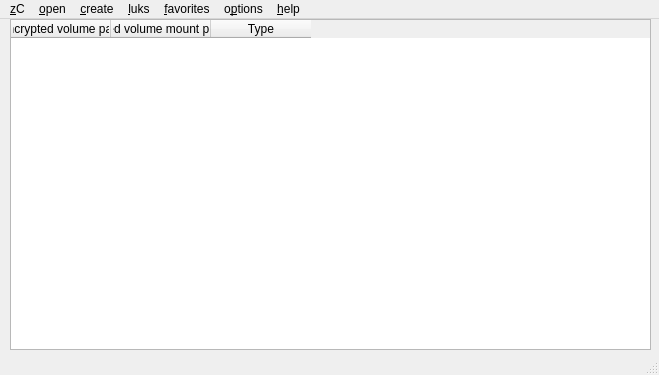
This is zuluCrypt-gui/zulucrypt.ui in mhogomchungu/zuluCrypt as Qt 5 draws it before an edit. The edited form follows.
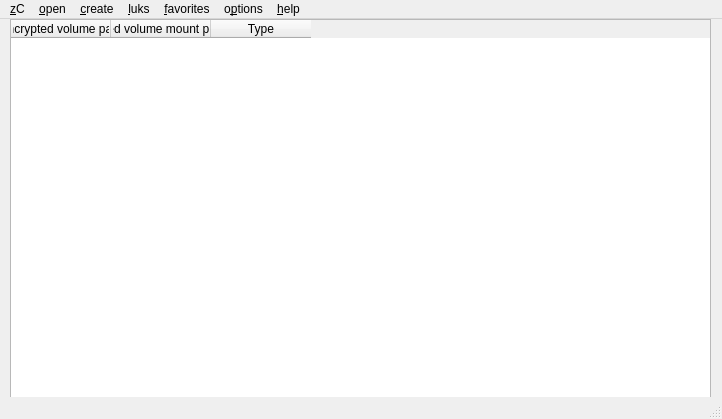
This is the edited form. Icons and pictures are not drawn.

What changed in the file:
```diff
--- a/zuluCrypt-gui/zulucrypt.ui
+++ b/zuluCrypt-gui/zulucrypt.ui
@@ -12,8 +12,8 @@
    <rect>
     <x>0</x>
     <y>0</y>
-    <width>659</width>
-    <height>375</height>
+    <width>722</width>
+    <height>419</height>
    </rect>
   </property>
   <property name="windowTitle">
@@ -32,8 +32,8 @@
      <rect>
       <x>10</x>
       <y>0</y>
-      <width>641</width>
-      <height>331</height>
+      <width>701</width>
+      <height>381</height>
      </rect>
     </property>
     <property name="contextMenuPolicy">
@@ -97,8 +97,8 @@
     <rect>
      <x>0</x>
      <y>0</y>
-     <width>659</width>
-     <height>20</height>
+     <width>722</width>
+     <height>22</height>
     </rect>
    </property>
    <widget class="QMenu" name="menuOpen">
```
Left out of the diff: 9 changed lines with no effect on the pictures.
